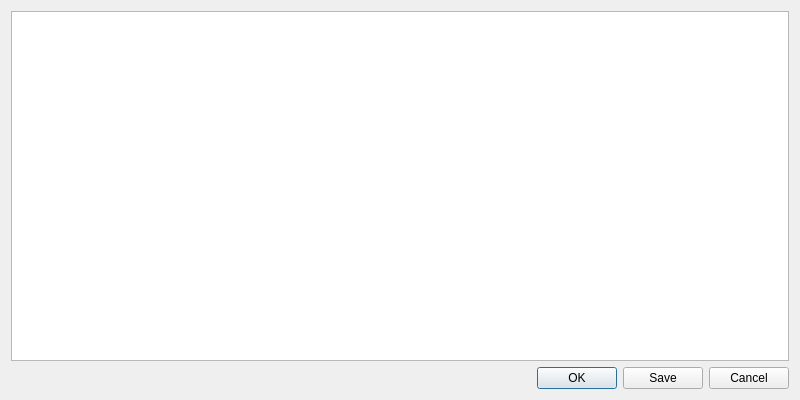
First picture: the form in src/qt/forms/kevabookmarksdialog.ui, repository kvazar-network/kevacoin, before the edit.
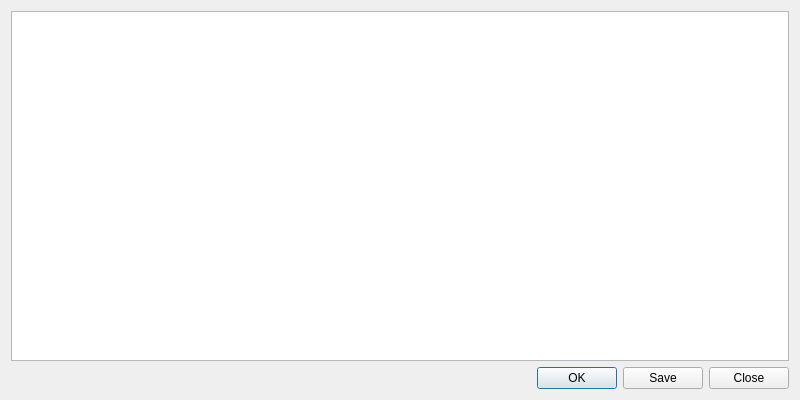
Second picture: the form after the edit.

```diff
--- a/src/qt/forms/kevabookmarksdialog.ui
+++ b/src/qt/forms/kevabookmarksdialog.ui
@@ -33,7 +33,7 @@
                         <enum>Qt::Horizontal</enum>
                     </property>
                     <property name="standardButtons">
-                        <set>QDialogButtonBox::Save|QDialogButtonBox::Ok|QDialogButtonBox::Cancel</set>
+                        <set>QDialogButtonBox::Save|QDialogButtonBox::Ok|QDialogButtonBox::Close</set>
                     </property>
                 </widget>
             </item>
```
